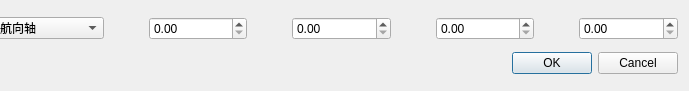
First picture: the form in ui/addtask.ui, repository wqhot/ZNTKGUI, before the edit; both pictures show x 325 to 1014 and y 0 to 91 of the 1014 by 91 pixel window.
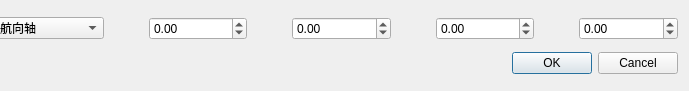
Second picture: the form after the edit. Icons and pictures are not drawn.

Commit message: feature: 增加转台控制负数功能

```diff
--- a/ui/addtask.ui
+++ b/ui/addtask.ui
@@ -186,6 +186,9 @@
            <verstretch>0</verstretch>
           </sizepolicy>
          </property>
+         <property name="minimum">
+          <double>-360.000000000000000</double>
+         </property>
          <property name="maximum">
           <double>360.000000000000000</double>
          </property>
@@ -212,6 +215,9 @@
            <verstretch>0</verstretch>
           </sizepolicy>
          </property>
+         <property name="minimum">
+          <double>-360.000000000000000</double>
+         </property>
          <property name="maximum">
           <double>360.000000000000000</double>
          </property>
@@ -238,6 +244,9 @@
            <verstretch>0</verstretch>
           </sizepolicy>
          </property>
+         <property name="minimum">
+          <double>-360.000000000000000</double>
+         </property>
          <property name="maximum">
           <double>360.000000000000000</double>
          </property>
@@ -264,6 +273,9 @@
            <verstretch>0</verstretch>
           </sizepolicy>
          </property>
+         <property name="minimum">
+          <double>-360.000000000000000</double>
+         </property>
          <property name="maximum">
           <double>360.000000000000000</double>
          </property>
```
The commit also changes 2 other files.
